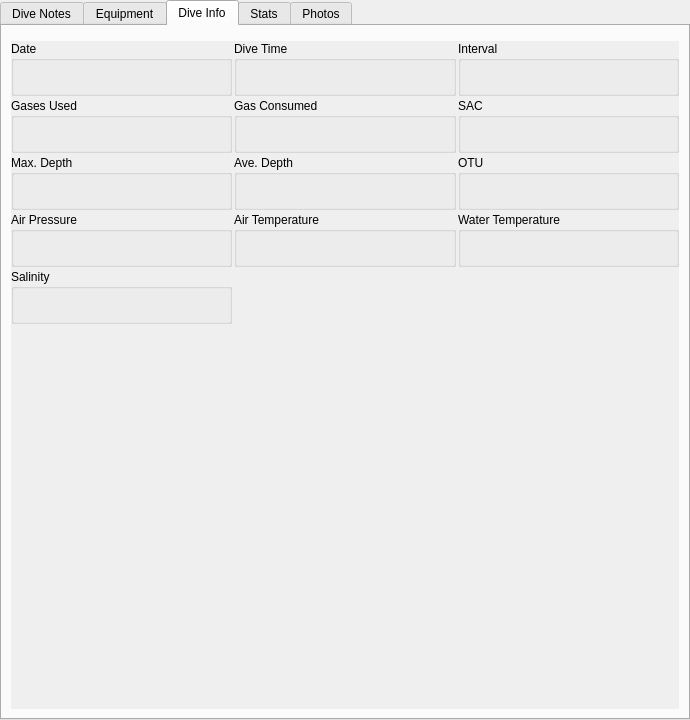
Above: qt-ui/maintab.ui from subsurface/subsurface before the change. Below: the same form after it.
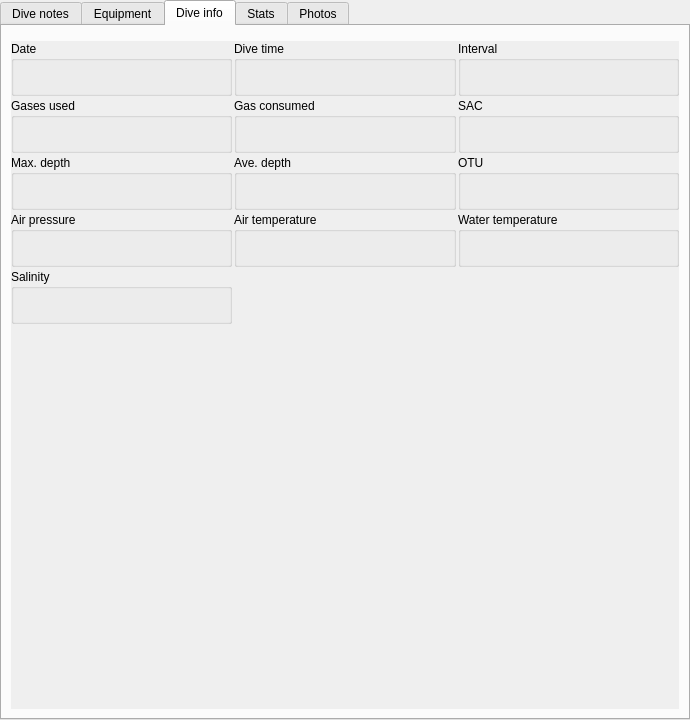
That is the form after the change. The open tabs and pages were chosen to show the change. Custom widgets are drawn as their Qt base class.

Commit message: maintab capitalisation consistency

Diff of the .ui file:
```diff
--- a/qt-ui/maintab.ui
+++ b/qt-ui/maintab.ui
@@ -15,7 +15,7 @@
   </property>
   <widget class="QWidget" name="notesTab">
    <attribute name="title">
-    <string>Dive Notes</string>
+    <string>Dive notes</string>
    </attribute>
    <layout class="QGridLayout" name="gridLayout_3">
     <item row="2" column="1">
@@ -388,7 +388,7 @@
   </widget>
   <widget class="QWidget" name="infoTab">
    <attribute name="title">
-    <string>Dive Info</string>
+    <string>Dive info</string>
    </attribute>
    <layout class="QGridLayout" name="gridLayout">
     <item row="0" column="0">
@@ -471,7 +471,7 @@
         <item row="1" column="0">
          <widget class="QGroupBox" name="groupBox_3">
           <property name="title">
-           <string>Gases Used</string>
+           <string>Gases used</string>
           </property>
           <layout class="QHBoxLayout" name="horizontalLayout_4">
            <item>
@@ -490,7 +490,7 @@
         <item row="1" column="1">
          <widget class="QGroupBox" name="groupBox_4">
           <property name="title">
-           <string>Gas Consumed</string>
+           <string>Gas consumed</string>
           </property>
           <layout class="QHBoxLayout" name="horizontalLayout_5">
            <item>
@@ -528,7 +528,7 @@
         <item row="2" column="0">
          <widget class="QGroupBox" name="groupBox_6">
           <property name="title">
-           <string>Max. Depth</string>
+           <string>Max. depth</string>
           </property>
           <layout class="QHBoxLayout" name="horizontalLayout_7">
            <item>
@@ -547,7 +547,7 @@
         <item row="2" column="1">
          <widget class="QGroupBox" name="groupBox_7">
           <property name="title">
-           <string>Ave. Depth</string>
+           <string>Ave. depth</string>
           </property>
           <layout class="QHBoxLayout" name="horizontalLayout_8">
            <item>
@@ -585,7 +585,7 @@
         <item row="3" column="0">
          <widget class="QGroupBox" name="groupBox_10">
           <property name="title">
-           <string>Air Pressure</string>
+           <string>Air pressure</string>
           </property>
           <layout class="QHBoxLayout" name="horizontalLayout_10">
            <item>
@@ -604,7 +604,7 @@
         <item row="3" column="1">
          <widget class="QGroupBox" name="groupBox_9">
           <property name="title">
-           <string>Air Temperature</string>
+           <string>Air temperature</string>
           </property>
           <layout class="QHBoxLayout" name="horizontalLayout_11">
            <item>
@@ -623,7 +623,7 @@
         <item row="3" column="2">
          <widget class="QGroupBox" name="groupBox_8">
           <property name="title">
-           <string>Water Temperature</string>
+           <string>Water temperature</string>
           </property>
           <layout class="QHBoxLayout" name="horizontalLayout_9">
            <item>
@@ -642,7 +642,7 @@
         <item row="0" column="1">
          <widget class="QGroupBox" name="groupBox_11">
           <property name="title">
-           <string>Dive Time</string>
+           <string>Dive time</string>
           </property>
           <layout class="QHBoxLayout" name="horizontalLayout_12">
            <item>
```
Left out of the diff: 4 changed lines with no effect on the pictures. The commit also changes 1 other file.
